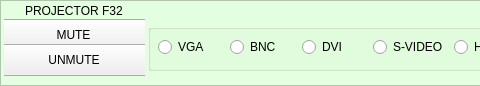
Old version of the form projector.ui in the repository martialgallorini/auditControl; both pictures show x 0 to 480 and y 0 to 86 of the 763 by 86 pixel window.
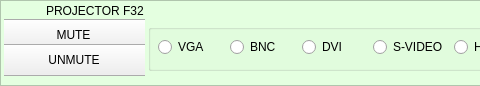
New version of the form. Icons and pictures are not drawn.

Commit message: fixed bug : couldn't deactivate autotake on PLS300 device

Diff of the .ui file:
```diff
--- a/projector.ui
+++ b/projector.ui
@@ -18,7 +18,7 @@
     <rect>
      <x>3</x>
      <y>2</y>
-     <width>120</width>
+     <width>141</width>
      <height>18</height>
     </rect>
    </property>
```
The commit also changes 2 other files.
